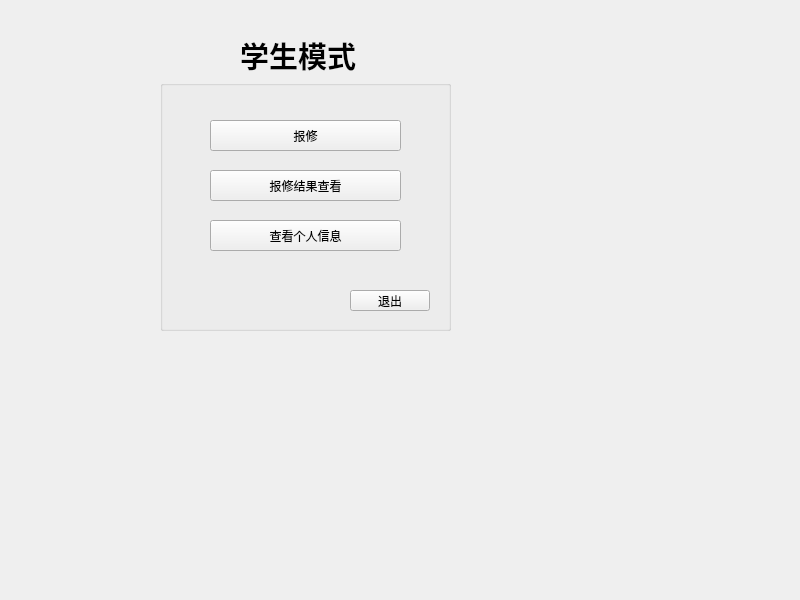
The window that studentwindow.ui (etoile-lune/studentside) describes before a commit, drawn with Qt 5.
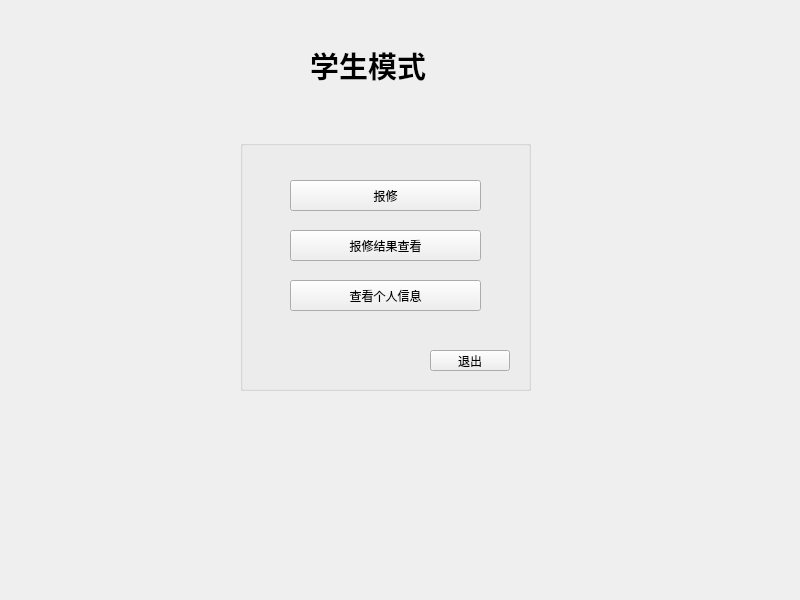
The same window after the commit.

```diff
--- a/studentwindow.ui
+++ b/studentwindow.ui
@@ -16,8 +16,8 @@
   <widget class="QGroupBox" name="groupBox">
    <property name="geometry">
     <rect>
-     <x>160</x>
-     <y>80</y>
+     <x>240</x>
+     <y>140</y>
      <width>291</width>
      <height>251</height>
     </rect>
@@ -90,8 +90,8 @@
   <widget class="QLabel" name="TitleLabel">
    <property name="geometry">
     <rect>
-     <x>240</x>
-     <y>20</y>
+     <x>310</x>
+     <y>30</y>
      <width>171</width>
      <height>71</height>
     </rect>
```
